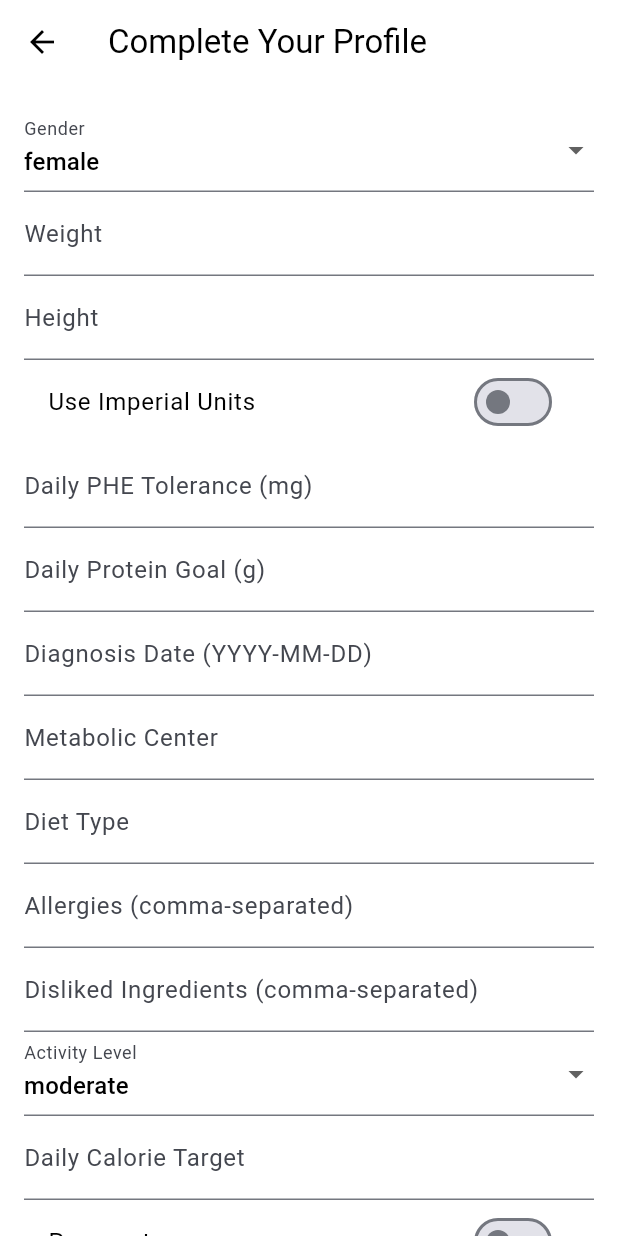
After one commit to pedrohpmodolo/PKU_app, a Flutter app: the CompleteProfileScreen screen opened by its route, on a phone screen of 412 x 824 dp. The commit adds this screen. Run offline on Flutter 3.47's test engine with Material 3 defaults, Android fonts, the phone set to English and light mode, and no system bars; our stand-ins replace flutter_dotenv, supabase_flutter; accounts and stored records are empty.

Commit message:
Complete Profile Set Up and AI integration

```diff
--- /dev/null
+++ b/lib/screens/auth/complete_profile_screen.dart
@@ -0,0 +1,148 @@
+import 'package:flutter/material.dart';
+import 'package:supabase_flutter/supabase_flutter.dart';
+import '/utils/profile_utils.dart';
+
+class CompleteProfileScreen extends StatefulWidget {
+  static const routeName = '/complete-profile';
+
+  const CompleteProfileScreen({super.key});
+
+  @override
+  State<CompleteProfileScreen> createState() => _CompleteProfileScreenState();
+}
+
+class _CompleteProfileScreenState extends State<CompleteProfileScreen> {
+  final _formKey = GlobalKey<FormState>();
+  final _supabase = Supabase.instance.client;
+
+  // Form controllers and variables
+  final TextEditingController _weightController = TextEditingController();
+  final TextEditingController _heightController = TextEditingController();
+  final TextEditingController _pheController = TextEditingController();
+  final TextEditingController _proteinController = TextEditingController();
+  final TextEditingController _diagnosisController = TextEditingController();
+  final TextEditingController _centerController = TextEditingController();
+  final TextEditingController _dietTypeController = TextEditingController();
+  final TextEditingController _allergiesController = TextEditingController();
+  final TextEditingController _dislikesController = TextEditingController();
+  final TextEditingController _calorieController = TextEditingController();
+  final TextEditingController _formulaController = TextEditingController();
+
+  String _gender = 'female';
+  String _activity = 'moderate';
+  String _severity = 'Mild PKU';
+  String _language = 'en';
+
+  bool _imperial = false;
+  bool _pregnant = false;
+  bool _breastfeeding = false;
+  bool _visualAids = false;
+  bool _caregiverAccess = false;
+
+  Future<void> _submitProfile() async {
+    if (!_formKey.currentState!.validate()) return;
+
+    final userId = _supabase.auth.currentUser?.id;
+    if (userId == null) return;
+
+    // Convert units if needed
+    final weight = ProfileUtils.convertToKg(_weightController.text, _imperial);
+    final height = ProfileUtils.convertToCm(_heightController.text, _imperial);
+    final age = ProfileUtils.calculateAge(_diagnosisController.text);
+    final bmr = ProfileUtils.calculateBMR(
+      gender: _gender,
+      weightKg: weight,
+      heightCm: height,
+      ageYears: age,
+    );
+
+    final updates = {
+      'id': userId,
+      'gender': _gender,
+      'weight_kg': weight,
+      'height_cm': height,
+      'uses_imperial': _imperial,
+      'phe_tolerance_mg': double.tryParse(_pheController.text),
+      'protein_goal_g': double.tryParse(_proteinController.text),
+      'diagnosis_date': _diagnosisController.text,
+      'metabolic_center': _centerController.text,
+      'diet_type': _dietTypeController.text,
+      'allergies': _allergiesController.text.split(',').map((e) => e.trim()).toList(),
+      'disliked_ingredients': _dislikesController.text.split(',').map((e) => e.trim()).toList(),
+      'activity_level': _activity,
+      'daily_calorie_target': double.tryParse(_calorieController.text),
+      'pregnancy_status': _pregnant,
+      'breastfeeding': _breastfeeding,
+      'formula_type': _formulaController.text,
+      'pku_severity': _severity,
+      'needs_visual_aids': _visualAids,
+      'language': _language,
+      'has_caregiver_access': _caregiverAccess,
+      'bmr': bmr,
+    };
+
+    await _supabase.from('profiles').update(updates).eq('id', userId);
+    if (mounted) Navigator.pushReplacementNamed(context, '/home');
+  }
+
+  @override
+  Widget build(BuildContext context) {
+    return Scaffold(
+      appBar: AppBar(title: const Text('Complete Your Profile')),
+      body: SingleChildScrollView(
+        padding: const EdgeInsets.all(16),
+        child: Form(
+          key: _formKey,
+          child: Column(
+            crossAxisAlignment: CrossAxisAlignment.start,
+            children: [
+              DropdownButtonFormField(
+                value: _gender,
+                decoration: const InputDecoration(labelText: 'Gender'),
+                items: ['male', 'female', 'other']
+                    .map((g) => DropdownMenuItem(value: g, child: Text(g)))
+                    .toList(),
+                onChanged: (value) => setState(() => _gender = value!),
+              ),
+              TextFormField(controller: _weightController, decoration: const InputDecoration(labelText: 'Weight')),
+              TextFormField(controller: _heightController, decoration: const InputDecoration(labelText: 'Height')),
+              SwitchListTile(title: const Text('Use Imperial Units'), value: _imperial, onChanged: (val) => setState(() => _imperial = val)),
+              TextFormField(controller: _pheController, decoration: const InputDecoration(labelText: 'Daily PHE Tolerance (mg)')),
+              TextFormField(controller: _proteinController, decoration: const InputDecoration(labelText: 'Daily Protein Goal (g)')),
+              TextFormField(controller: _diagnosisController, decoration: const InputDecoration(labelText: 'Diagnosis Date (YYYY-MM-DD)')),
+              TextFormField(controller: _centerController, decoration: const InputDecoration(labelText: 'Metabolic Center')),
+              TextFormField(controller: _dietTypeController, decoration: const InputDecoration(labelText: 'Diet Type')),
+              TextFormField(controller: _allergiesController, decoration: const InputDecoration(labelText: 'Allergies (comma-separated)')),
+              TextFormField(controller: _dislikesController, decoration: const InputDecoration(labelText: 'Disliked Ingredients (comma-separated)')),
+              DropdownButtonFormField(
+                value: _activity,
+                decoration: const InputDecoration(labelText: 'Activity Level'),
+                items: ['sedentary', 'moderate', 'active']
+                    .map((a) => DropdownMenuItem(value: a, child: Text(a)))
+                    .toList(),
+                onChanged: (value) => setState(() => _activity = value!),
+              ),
+              TextFormField(controller: _calorieController, decoration: const InputDecoration(labelText: 'Daily Calorie Target')),
+              SwitchListTile(title: const Text('Pregnant'), value: _pregnant, onChanged: (val) => setState(() => _pregnant = val)),
+              SwitchListTile(title: const Text('Breastfeeding'), value: _breastfeeding, onChanged: (val) => setState(() => _breastfeeding = val)),
+              TextFormField(controller: _formulaController, decoration: const InputDecoration(labelText: 'Formula Used (e.g., Phenex-1)')),
+              DropdownButtonFormField(
+                value: _severity,
+                decoration: const InputDecoration(labelText: 'PKU Severity'),
+                items: ['Hyperphenylalaninemia', 'Mild PKU', 'Moderate', 'Classic PKU']
+                    .map((s) => DropdownMenuItem(value: s, child: Text(s)))
+                    .toList(),
+                onChanged: (value) => setState(() => _severity = value!),
+              ),
+              SwitchListTile(title: const Text('Needs Visual Aids'), value: _visualAids, onChanged: (val) => setState(() => _visualAids = val)),
+              TextFormField(initialValue: _language, decoration: const InputDecoration(labelText: 'Language Preference'), onChanged: (val) => _language = val),
+              SwitchListTile(title: const Text('Caregiver Access'), value: _caregiverAccess, onChanged: (val) => setState(() => _caregiverAccess = val)),
+              const SizedBox(height: 20),
+              ElevatedButton(onPressed: _submitProfile, child: const Text('Save and Continue')),
+            ],
+          ),
+        ),
+      ),
+    );
+  }
+}
--- a/lib/screens/auth/sign_in_tab.dart
+++ b/lib/screens/auth/sign_in_tab.dart
@@ -1,6 +1,7 @@
 import 'package:flutter/material.dart';
 import 'package:supabase_flutter/supabase_flutter.dart';
 import '../home/home_screen.dart'; // Use this to navigate after successful login
+import 'complete_profile_screen.dart';
 
 /// SignInTab: Allows users to log in via email/password or Google OAuth.
 class SignInTab extends StatefulWidget {
@@ -33,8 +34,8 @@ class _SignInTabState extends State<SignInTab> {
         ScaffoldMessenger.of(context).showSnackBar(
           const SnackBar(content: Text('Signed in successfully!')),
         );
-        // Navigate to HomeScreen, replacing this screen
-        Navigator.of(context).pushReplacementNamed(HomeScreen.routeName);
+        // Navigate to Comple Profile Screen, replacing this screen
+        Navigator.of(context).pushReplacementNamed(CompleteProfileScreen.routeName);
       }
     } on AuthException catch (e) {
       // Display any errors from Supabase
--- a/lib/screens/home/chat/ai/profile_context.dart
+++ b/lib/screens/home/chat/ai/profile_context.dart
@@ -5,22 +5,82 @@ class ProfileContext {
   final String name;
   final String country;
   final DateTime? dob;
-  final num? pheLevel;
+  final String? gender;
+  final bool usesImperial;
+  final double? weightKg;
+  final double? heightCm;
+  final double? bmr;
+  final double? pheToleranceMg;
+  final double? proteinGoalG;
+  final DateTime? diagnosisDate;
+  final String? metabolicCenter;
+  final String? dietType;
+  final List<String> allergies;
+  final List<String> dislikedIngredients;
+  final String? activityLevel;
+  final double? dailyCalorieTarget;
+  final bool pregnancyStatus;
+  final bool breastfeeding;
+  final String? formulaType;
+  final String? pkuSeverity;
+  final bool needsVisualAids;
+  final String language;
+  final bool hasCaregiverAccess;
 
   ProfileContext({
     required this.name,
     required this.country,
     required this.dob,
-    required this.pheLevel,
+    required this.gender,
+    required this.usesImperial,
+    required this.weightKg,
+    required this.heightCm,
+    required this.bmr,
+    required this.pheToleranceMg,
+    required this.proteinGoalG,
+    required this.diagnosisDate,
+    required this.metabolicCenter,
+    required this.dietType,
+    required this.allergies,
+    required this.dislikedIngredients,
+    required this.activityLevel,
+    required this.dailyCalorieTarget,
+    required this.pregnancyStatus,
+    required this.breastfeeding,
+    required this.formulaType,
+    required this.pkuSeverity,
+    required this.needsVisualAids,
+    required this.language,
+    required this.hasCaregiverAccess,
   });
 
   /// Factory to create context from raw Supabase profile data.
-  factory ProfileContext.fromProfile(Map<String, dynamic> profile) {
+  factory ProfileContext.fromProfile(Map<String, dynamic> p) {
     return ProfileContext(
-      name: profile['name'] ?? 'User',
-      country: profile['country'] ?? 'Unknown',
-      dob: profile['dob'] != null ? DateTime.tryParse(profile['dob']) : null,
-      pheLevel: profile['phe_level'],
+      name: p['name'] ?? 'User',
+      country: p['country'] ?? 'Unknown',
+      dob: p['dob'] != null ? DateTime.tryParse(p['dob']) : null,
+      gender: p['gender'],
+      usesImperial: p['uses_imperial'] ?? false,
+      weightKg: (p['weight_kg'] as num?)?.toDouble(),
+      heightCm: (p['height_cm'] as num?)?.toDouble(),
+      bmr: (p['bmr'] as num?)?.toDouble(),
+      pheToleranceMg: (p['phe_tolerance_mg'] as num?)?.toDouble(),
+      proteinGoalG: (p['protein_goal_g'] as num?)?.toDouble(),
+      diagnosisDate: p['diagnosis_date'] != null ? DateTime.tryParse(p['diagnosis_date']) : null,
+      metabolicCenter: p['metabolic_center'],
+      dietType: p['diet_type'],
+      allergies: List<String>.from(p['allergies'] ?? []),
+      dislikedIngredients: List<String>.from(p['disliked_ingredients'] ?? []),
+      activityLevel: p['activity_level'],
+      dailyCalorieTarget: (p['daily_calorie_target'] as num?)?.toDouble(),
+      pregnancyStatus: p['pregnancy_status'] ?? false,
+      breastfeeding: p['breastfeeding'] ?? false,
+      formulaType: p['formula_type'],
+      pkuSeverity: p['pku_severity'],
+      needsVisualAids: p['needs_visual_aids'] ?? false,
+      language: p['language'] ?? 'en',
+      hasCaregiverAccess: p['has_caregiver_access'] ?? false,
     );
   }
 
@@ -29,8 +89,28 @@ class ProfileContext {
     final buffer = StringBuffer();
     buffer.writeln("Patient name: $name");
     buffer.writeln("Country: $country");
-    if (dob != null) buffer.writeln("Date of Birth: ${dob!.toIso8601String().split('T').first}");
-    if (pheLevel != null) buffer.writeln("Phenylalanine tolerance level: ${pheLevel} mg/day");
+    if (dob != null) buffer.writeln("Date of Birth: \${dob!.toIso8601String().split('T').first}");
+    if (gender != null) buffer.writeln("Gender: $gender");
+    buffer.writeln("Uses Imperial Units: $usesImperial");
+    if (weightKg != null) buffer.writeln("Weight: ${weightKg} kg");
+    if (heightCm != null) buffer.writeln("Height: ${heightCm} cm");
+    if (bmr != null) buffer.writeln("BMR: ${bmr!.toStringAsFixed(2)} kcal/day");
+    if (pheToleranceMg != null) buffer.writeln("PHE Tolerance: $pheToleranceMg mg/day");
+    if (proteinGoalG != null) buffer.writeln("Protein Goal: $proteinGoalG g/day");
+    if (diagnosisDate != null) buffer.writeln("Diagnosis Date: \${diagnosisDate!.toIso8601String().split('T').first}");
+    if (metabolicCenter != null) buffer.writeln("Metabolic Center: $metabolicCenter");
+    if (dietType != null) buffer.writeln("Diet Type: $dietType");
+    if (allergies.isNotEmpty) buffer.writeln("Allergies: ${allergies.join(', ')}");
+    if (dislikedIngredients.isNotEmpty) buffer.writeln("Dislikes: ${dislikedIngredients.join(', ')}");
+    if (activityLevel != null) buffer.writeln("Activity Level: $activityLevel");
+    if (dailyCalorieTarget != null) buffer.writeln("Calorie Target: $dailyCalorieTarget kcal/day");
+    if (pregnancyStatus) buffer.writeln("Status: Pregnant");
+    if (breastfeeding) buffer.writeln("Status: Breastfeeding");
+    if (formulaType != null) buffer.writeln("Formula: $formulaType");
+    if (pkuSeverity != null) buffer.writeln("PKU Severity: $pkuSeverity");
+    if (needsVisualAids) buffer.writeln("Needs Visual Aids: Yes");
+    buffer.writeln("Language: $language");
+    buffer.writeln("Caregiver Access: $hasCaregiverAccess");
     return buffer.toString();
   }
 }
--- a/lib/screens/home/chat/ai/prompt_builder.dart
+++ b/lib/screens/home/chat/ai/prompt_builder.dart
@@ -1,20 +1,36 @@
-// prompt_builder.dart
-
 import 'profile_context.dart';
 
-/// Responsible for constructing a prompt that blends the user input with their context.
+/// Responsible for constructing a prompt that blends the user input with their PKU profile.
 class PromptBuilder {
-  /// Constructs a personalized prompt given user input and profile data.
-  String build({required String userInput, required ProfileContext profileContext}) {
+  /// Constructs a detailed, personalized prompt for the AI dietitian.
+  String build({
+    required String userInput,
+    required ProfileContext profileContext,
+  }) {
     return '''
-You are a specialized AI dietitian for Phenylketonuria (PKU) management.
-The following is background information about your patient:
+You are a compassionate and specialized AI dietitian trained in the care of Phenylketonuria (PKU) patients.
+Your role is to provide tailored, evidence-based dietary advice that aligns with the patient's clinical status, lifestyle, preferences, and PKU severity.
 
+Patient Profile:
 ${profileContext.formatForPrompt()}
 
-Using the patient's data and PKU dietary guidelines, respond helpfully to their question.
+Contextual Guidelines:
+- Use PHE tolerance, protein goals, BMR, and PKU severity to shape dietary recommendations.
+- If patient is pregnant or breastfeeding, provide trimester- or lactation-safe suggestions.
+- Factor in formula type (e.g., Phenex-1) when advising on protein intake.
+- Avoid ingredients listed under allergies or dislikes.
+- Calorie and macronutrient recommendations should match activity level and BMR.
+- Adjust tone and UI suggestions if the user has neurodiverse accessibility needs.
+- Respond in the patient's preferred language (${profileContext.language ?? 'English'}).
 
 User Question: "$userInput"
+
+Respond with:
+1. A friendly and clear explanation.
+2. Personalized suggestions (e.g., foods, habits, risk levels).
+3. Warnings if the input could conflict with their PKU management.
+
+Stay supportive and medically accurate.
 ''';
   }
 }
--- /dev/null
+++ b/lib/utils/profile_utils.dart
@@ -0,0 +1,44 @@
+class ProfileUtils {
+  /// Converts pounds to kilograms if using imperial units
+  static double? convertToKg(String weight, bool usesImperial) {
+    final w = double.tryParse(weight);
+    return (w != null && usesImperial) ? w * 0.453592 : w;
+  }
+
+  /// Converts inches to centimeters if using imperial units
+  static double? convertToCm(String height, bool usesImperial) {
+    final h = double.tryParse(height);
+    return (h != null && usesImperial) ? h * 2.54 : h;
+  }
+
+  /// Calculates age from a date string (YYYY-MM-DD)
+  static int? calculateAge(String dateStr) {
+    try {
+      final birthDate = DateTime.parse(dateStr);
+      final today = DateTime.now();
+      int age = today.year - birthDate.year;
+      if (today.month < birthDate.month || (today.month == birthDate.month && today.day < birthDate.day)) {
+        age--;
+      }
+      return age;
+    } catch (_) {
+      return null;
+    }
+  }
+
+  /// Calculates BMR using the Mifflin-St Jeor Equation
+  static double? calculateBMR({
+    required String gender,
+    required double? weightKg,
+    required double? heightCm,
+    required int? ageYears,
+  }) {
+    if (weightKg == null || heightCm == null || ageYears == null) return null;
+
+    if (gender == 'male') {
+      return 10 * weightKg + 6.25 * heightCm - 5 * ageYears + 5;
+    } else {
+      return 10 * weightKg + 6.25 * heightCm - 5 * ageYears - 161;
+    }
+  }
+}
```
Also changed, not shown: lib/main.dart (+32 -7 lines).
